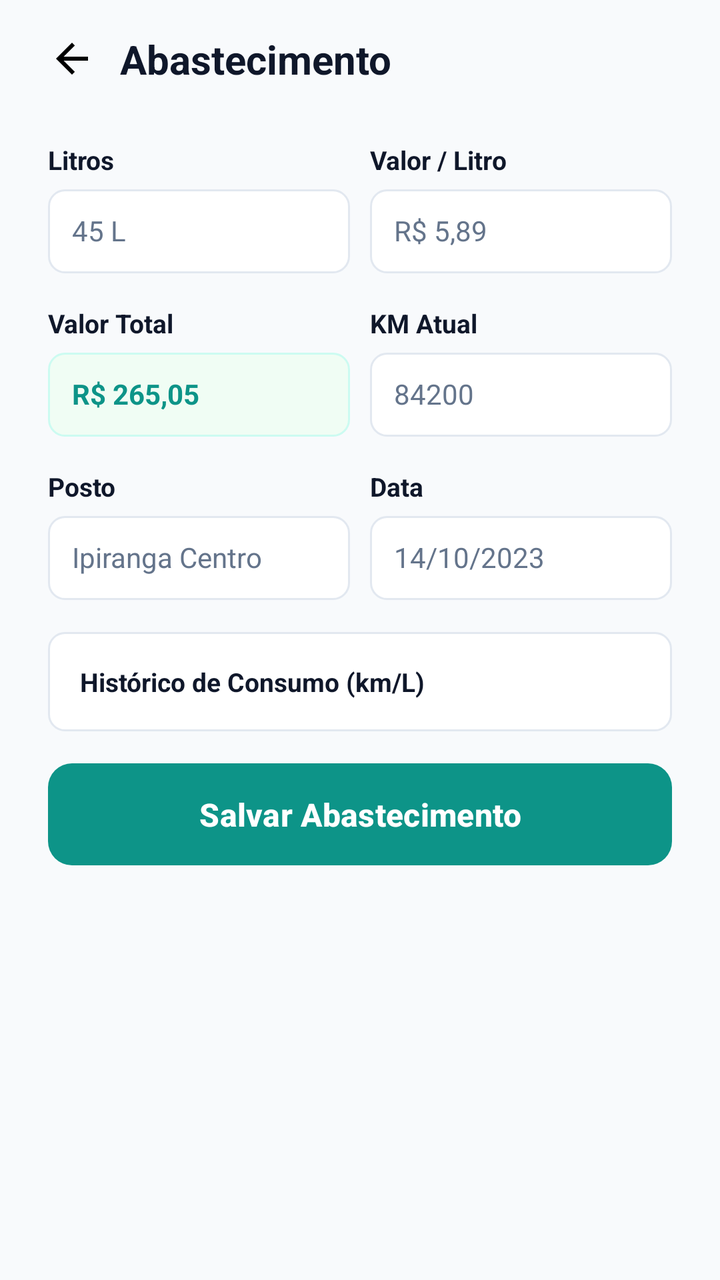
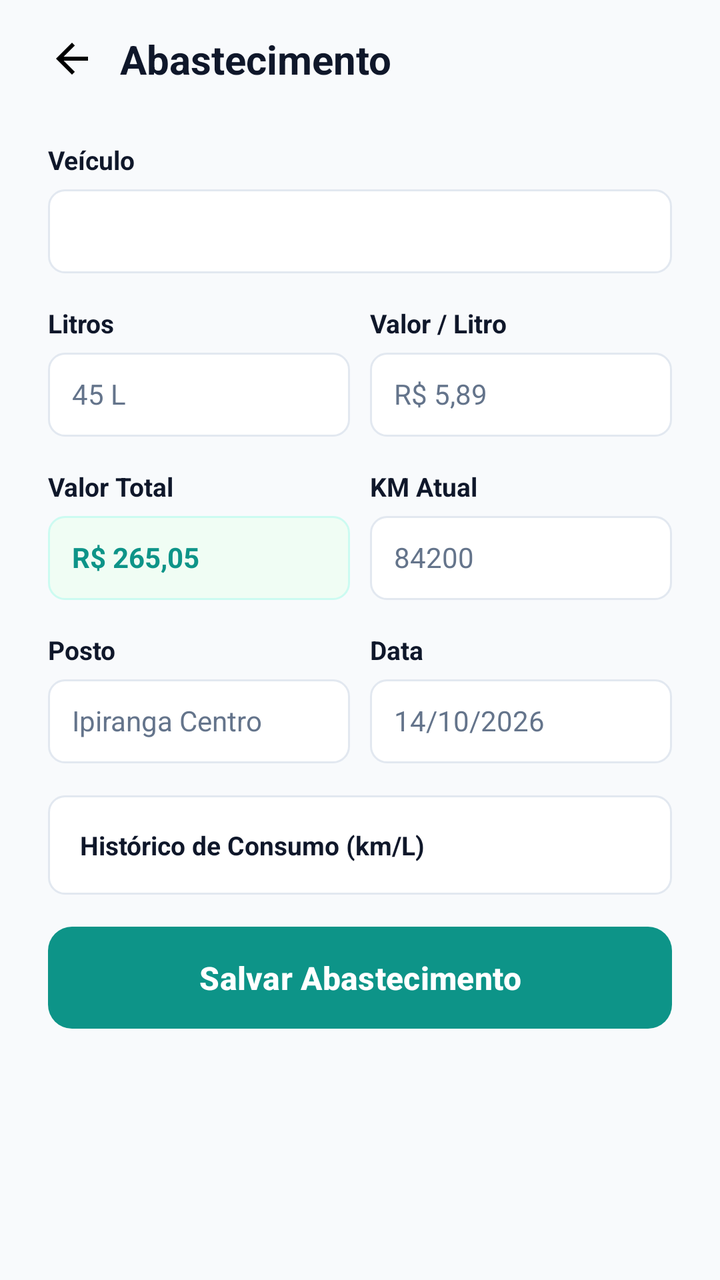

Before-and-after screenshots of an Android layout around one commit, followed by the original layout XML and the change that was made.
<!-- AndroidManifest.xml: application theme Theme.Virabraking -->
<!-- res/layout/activity_abastecimento.xml -->
<?xml version="1.0" encoding="utf-8"?>
<androidx.constraintlayout.widget.ConstraintLayout xmlns:android="http://schemas.android.com/apk/res/android"
    xmlns:tools="http://schemas.android.com/tools"
    android:layout_width="match_parent"
    android:layout_height="match_parent"
    android:paddingHorizontal="24dp"
    android:background="#f8fafc"
    tools:context=".Abastecimento">

    <LinearLayout
        android:layout_width="match_parent"
        android:layout_height="match_parent"
        android:orientation="vertical">

        <LinearLayout
            android:layout_width="match_parent"
            android:layout_height="wrap_content"
            android:gravity="center_vertical"
            android:paddingVertical="16dp">

            <ImageButton
                android:id="@+id/iBtnVoltar"
                android:layout_width="wrap_content"
                android:layout_height="wrap_content"
                android:src="@drawable/vetor_seta_voltar"
                android:background="#f8fafc"
                android:layout_marginRight="12dp"
                android:padding="0dp" />

            <TextView
                android:layout_width="match_parent"
                android:layout_height="wrap_content"
                android:text="Abastecimento"
                android:textStyle="bold"
                android:textColor="#0F172A"
                android:textSize="20sp" />
        </LinearLayout>

        <LinearLayout
            android:layout_width="match_parent"
            android:layout_height="match_parent"
            android:paddingVertical="12dp"
            android:orientation="vertical">

            <LinearLayout
                android:layout_width="match_parent"
                android:layout_height="wrap_content"
                android:divider="@drawable/gap"
                android:layout_marginBottom="16dp"
                android:showDividers="middle">

                <LinearLayout
                    android:layout_width="match_parent"
                    android:layout_height="wrap_content"
                    android:orientation="vertical"
                    android:layout_weight="1" >

                    <TextView
                        android:layout_width="match_parent"
                        android:layout_height="wrap_content"
                        android:layout_marginBottom="6dp"
                        android:text="Litros"
                        android:textColor="#0F172A"
                        android:textSize="13sp"
                        android:textStyle="bold" />

                    <EditText
                        android:layout_width="match_parent"
                        android:background="@drawable/bg_branco_arredondado_com_borda"
                        android:hint="45 L"
                        android:textColorHint="#64748b"
                        android:textColor="#0F172A"
                        android:padding="12dp"
                        android:textSize="14sp"
                        android:layout_height="42dp" />
                </LinearLayout>

                <LinearLayout
                    android:layout_width="match_parent"
                    android:layout_height="wrap_content"
                    android:orientation="vertical"
                    android:layout_weight="1" >

                    <TextView
                        android:layout_width="match_parent"
                        android:layout_height="wrap_content"
                        android:layout_marginBottom="6dp"
                        android:text="Valor / Litro"
                        android:textColor="#0F172A"
                        android:textSize="13sp"
                        android:textStyle="bold" />

                    <EditText
                        android:layout_width="match_parent"
                        android:background="@drawable/bg_branco_arredondado_com_borda"
                        android:textColorHint="#64748b"
                        android:hint="R$ 5,89"
                        android:textSize="14dp"
                        android:textColor="#0F172A"
                        android:padding="12dp"
                        android:layout_height="42dp" />
                </LinearLayout>
            </LinearLayout>

            <LinearLayout
                android:layout_width="match_parent"
                android:layout_height="wrap_content"
                android:divider="@drawable/gap"
                android:layout_marginBottom="16dp"
                android:showDividers="middle">

                <LinearLayout
                    android:layout_width="match_parent"
                    android:layout_height="wrap_content"
                    android:orientation="vertical"
                    android:layout_weight="1" >

                    <TextView
                        android:layout_width="match_parent"
                        android:layout_height="wrap_content"
                        android:layout_marginBottom="6dp"
                        android:text="Valor Total"
                        android:textColor="#0F172A"
                        android:textSize="13sp"
                        android:textStyle="bold" />

                    <EditText
                        android:layout_width="match_parent"
                        android:background="@drawable/bg_verde_claro_arredondado_com_borda"
                        android:hint="R$ 265,05"
                        android:textColorHint="#0d9488"
                        android:textColor="#0d9488"
                        android:padding="12dp"
                        android:textSize="14sp"
                        android:inputType="date"
                        android:textStyle="bold"
                        android:layout_height="42dp" />
                </LinearLayout>

                <LinearLayout
                    android:layout_width="match_parent"
                    android:layout_height="wrap_content"
                    android:orientation="vertical"
                    android:layout_weight="1" >

                    <TextView
                        android:layout_width="match_parent"
                        android:layout_height="wrap_content"
                        android:layout_marginBottom="6dp"
                        android:text="KM Atual"
                        android:textColor="#0F172A"
                        android:textSize="13sp"
                        android:textStyle="bold" />

                    <EditText
                        android:layout_width="match_parent"
                        android:background="@drawable/bg_branco_arredondado_com_borda"
                        android:textColorHint="#64748b"
                        android:hint="84200"
                        android:textSize="14dp"
                        android:textColor="#0F172A"
                        android:padding="12dp"
                        android:layout_height="42dp" />
                </LinearLayout>
            </LinearLayout>

            <LinearLayout
                android:layout_width="match_parent"
                android:layout_height="wrap_content"
                android:divider="@drawable/gap"
                android:layout_marginBottom="16dp"
                android:showDividers="middle">

                <LinearLayout
                    android:layout_width="match_parent"
                    android:layout_height="wrap_content"
                    android:orientation="vertical"
                    android:layout_weight="1" >

                    <TextView
                        android:layout_width="match_parent"
                        android:layout_height="wrap_content"
                        android:layout_marginBottom="6dp"
                        android:text="Posto"
                        android:textColor="#0F172A"
                        android:textSize="13sp"
                        android:textStyle="bold" />

                    <EditText
                        android:layout_width="match_parent"
                        android:background="@drawable/bg_branco_arredondado_com_borda"
                        android:hint="Ipiranga Centro"
                        android:textColorHint="#64748b"
                        android:textColor="#0F172A"
                        android:padding="12dp"
                        android:textSize="14sp"
                        android:inputType="date"
                        android:layout_height="42dp" />
                </LinearLayout>

                <LinearLayout
                    android:layout_width="match_parent"
                    android:layout_height="wrap_content"
                    android:orientation="vertical"
                    android:layout_weight="1" >

                    <TextView
                        android:layout_width="match_parent"
                        android:layout_height="wrap_content"
                        android:layout_marginBottom="6dp"
                        android:text="Data"
                        android:textColor="#0F172A"
                        android:textSize="13sp"
                        android:textStyle="bold" />

                    <EditText
                        android:layout_width="match_parent"
                        android:background="@drawable/bg_branco_arredondado_com_borda"
                        android:textColorHint="#64748b"
                        android:hint="14/10/2023"
                        android:textSize="14dp"
                        android:textColor="#0F172A"
                        android:padding="12dp"
                        android:inputType="date"
                        android:layout_height="42dp" />
                </LinearLayout>
            </LinearLayout>

            <LinearLayout
                android:layout_width="match_parent"
                android:layout_height="wrap_content"
                android:layout_marginBottom="16dp"
                android:padding="16dp"
                android:background="@drawable/bg_branco_arredondado_com_borda">

                <TextView
                    android:layout_width="match_parent"
                    android:layout_height="wrap_content"
                    android:text="Histórico de Consumo (km/L)"
                    android:textStyle="bold"
                    android:textColor="#0f172a"
                    android:textSize="13sp" />
            </LinearLayout>

            <Button
                android:layout_width="match_parent"
                android:layout_height="51dp"
                android:background="@drawable/btn_borda_arredondada"
                android:text="Salvar Abastecimento"
                android:textSize="16sp"
                android:textStyle="bold"
                android:textColor="#ffffff" />
        </LinearLayout>
    </LinearLayout>
</androidx.constraintlayout.widget.ConstraintLayout>
<!-- resources referenced by this layout -->
<resources>
  <!-- drawable bg_branco_arredondado_com_borda (drawable) -->
  <?xml version="1.0" encoding="utf-8"?>
  <shape xmlns:android="http://schemas.android.com/apk/res/android"
      android:shape="rectangle">
  
      <solid android:color="#ffffff" />
      <stroke
          android:width="1dp"
          android:color="#e2e8f0" />
  
      <corners android:radius="8dp" />
  
  </shape>
  <!-- drawable bg_verde_claro_arredondado_com_borda (drawable) -->
  <?xml version="1.0" encoding="utf-8"?>
  <shape xmlns:android="http://schemas.android.com/apk/res/android"
      android:shape="rectangle">
  
      <solid android:color="#f0fdf4" />
      <stroke
          android:width="1dp"
          android:color="#ccfbf1" />
  
      <corners android:radius="8dp" />
  
  </shape>
  <!-- drawable btn_borda_arredondada (drawable) -->
  <?xml version="1.0" encoding="utf-8"?>
  <shape xmlns:android="http://schemas.android.com/apk/res/android">
  
      <corners android:radius="12dp" />
  </shape>
  <!-- drawable gap (drawable) -->
  <?xml version="1.0" encoding="utf-8"?>
  <shape xmlns:android="http://schemas.android.com/apk/res/android">
      <size android:height="10dp" android:width="10dp" />
      <solid android:color="@android:color/transparent" />
  </shape>
  <!-- drawable vetor_seta_voltar (drawable) -->
  <vector android:autoMirrored="true" android:height="24dp"
      android:tint="#000000" android:viewportHeight="24"
      android:viewportWidth="24" android:width="24dp" xmlns:android="http://schemas.android.com/apk/res/android">
      <path android:fillColor="@android:color/white" android:pathData="M20,11H7.83l5.59,-5.59L12,4l-8,8 8,8 1.41,-1.41L7.83,13H20v-2z"/>
  </vector>
  <style name="Theme.Virabraking" parent="Base.Theme.Virabraking" />
  <style name="Base.Theme.Virabraking" parent="Theme.Material3.DayNight.NoActionBar">
          
          <item name="colorPrimary">#0d9488</item>
      </style>
</resources>

<!-- the commit's change to res/layout/activity_abastecimento.xml (unified diff, before → after) -->
@@ -1,17 +1,19 @@
 <?xml version="1.0" encoding="utf-8"?>
-<androidx.constraintlayout.widget.ConstraintLayout xmlns:android="http://schemas.android.com/apk/res/android"
+<ScrollView xmlns:android="http://schemas.android.com/apk/res/android"
     xmlns:tools="http://schemas.android.com/tools"
     android:layout_width="match_parent"
     android:layout_height="match_parent"
+    android:background="#f8fafc"
+    android:fillViewport="true"
     android:paddingHorizontal="24dp"
-    android:background="#f8fafc"
     tools:context=".Abastecimento">
 
     <LinearLayout
         android:layout_width="match_parent"
-        android:layout_height="match_parent"
+        android:layout_height="wrap_content"
         android:orientation="vertical">
 
+        
         <LinearLayout
             android:layout_width="match_parent"
             android:layout_height="wrap_content"
@@ -22,38 +24,59 @@
                 android:id="@+id/iBtnVoltar"
                 android:layout_width="wrap_content"
                 android:layout_height="wrap_content"
-                android:src="@drawable/vetor_seta_voltar"
+                android:layout_marginRight="12dp"
                 android:background="#f8fafc"
-                android:layout_marginRight="12dp"
-                android:padding="0dp" />
+                android:padding="0dp"
+                android:src="@drawable/vetor_seta_voltar" />
 
             <TextView
-                android:layout_width="match_parent"
-                android:layout_height="wrap_content"
+                android:layout_width="0dp"
+                android:layout_height="wrap_content"
+                android:layout_weight="1"
                 android:text="Abastecimento"
-                android:textStyle="bold"
                 android:textColor="#0F172A"
-                android:textSize="20sp" />
+                android:textSize="20sp"
+                android:textStyle="bold" />
         </LinearLayout>
 
         <LinearLayout
             android:layout_width="match_parent"
-            android:layout_height="match_parent"
-            android:paddingVertical="12dp"
-            android:orientation="vertical">
-
-            <LinearLayout
-                android:layout_width="match_parent"
-                android:layout_height="wrap_content"
+            android:layout_height="wrap_content"
+            android:orientation="vertical"
+            android:paddingVertical="12dp">
+
+            
+            <TextView
+                android:layout_width="match_parent"
+                android:layout_height="wrap_content"
+                android:layout_marginBottom="6dp"
+                android:text="Veículo"
+                android:textColor="#0F172A"
+                android:textSize="13sp"
+                android:textStyle="bold" />
+
+            <Spinner
+                android:id="@+id/spVeiculo"
+                android:layout_width="match_parent"
+                android:layout_height="42dp"
+                android:layout_marginBottom="16dp"
+                android:background="@drawable/bg_branco_arredondado_com_borda"
+                android:paddingHorizontal="4dp" />
+
+            
+            <LinearLayout
+                android:layout_width="match_parent"
+                android:layout_height="wrap_content"
+                android:layout_marginBottom="16dp"
                 android:divider="@drawable/gap"
-                android:layout_marginBottom="16dp"
+                android:orientation="horizontal"
                 android:showDividers="middle">
 
                 <LinearLayout
-                    android:layout_width="match_parent"
-                    android:layout_height="wrap_content"
-                    android:orientation="vertical"
-                    android:layout_weight="1" >
+                    android:layout_width="0dp"
+                    android:layout_height="wrap_content"
+                    android:layout_weight="1"
+                    android:orientation="vertical">
 
                     <TextView
                         android:layout_width="match_parent"
@@ -65,117 +88,131 @@
                         android:textStyle="bold" />
 
                     <EditText
-                        android:layout_width="match_parent"
-                        android:background="@drawable/bg_branco_arredondado_com_borda"
+                        android:id="@+id/etLitros"
+                        android:layout_width="match_parent"
+                        android:layout_height="42dp"
+                        android:background="@drawable/bg_branco_arredondado_com_borda"
+                        android:digits="0123456789.,"
                         android:hint="45 L"
-                        android:textColorHint="#64748b"
-                        android:textColor="#0F172A"
-                        android:padding="12dp"
+                        android:inputType="numberDecimal"
+                        android:padding="12dp"
+                        android:textColor="#0F172A"
+                        android:textColorHint="#64748b"
+                        android:textSize="14sp" />
+                </LinearLayout>
+
+                <LinearLayout
+                    android:layout_width="0dp"
+                    android:layout_height="wrap_content"
+                    android:layout_weight="1"
+                    android:orientation="vertical">
+
+                    <TextView
+                        android:layout_width="match_parent"
+                        android:layout_height="wrap_content"
+                        android:layout_marginBottom="6dp"
+                        android:text="Valor / Litro"
+                        android:textColor="#0F172A"
+                        android:textSize="13sp"
+                        android:textStyle="bold" />
+
+                    <EditText
+                        android:id="@+id/etValorLitro"
+                        android:layout_width="match_parent"
+                        android:layout_height="42dp"
+                        android:background="@drawable/bg_branco_arredondado_com_borda"
+                        android:digits="0123456789.,"
+                        android:hint="R$ 5,89"
+                        android:inputType="numberDecimal"
+                        android:padding="12dp"
+                        android:textColor="#0F172A"
+                        android:textColorHint="#64748b"
+                        android:textSize="14sp" />
+                </LinearLayout>
+            </LinearLayout>
+
+            
+            <LinearLayout
+                android:layout_width="match_parent"
+                android:layout_height="wrap_content"
+                android:layout_marginBottom="16dp"
+                android:divider="@drawable/gap"
+                android:orientation="horizontal"
+                android:showDividers="middle">
+
+                <LinearLayout
+                    android:layout_width="0dp"
+                    android:layout_height="wrap_content"
+                    android:layout_weight="1"
+                    android:orientation="vertical">
+
+                    <TextView
+                        android:layout_width="match_parent"
+                        android:layout_height="wrap_content"
+                        android:layout_marginBottom="6dp"
+                        android:text="Valor Total"
+                        android:textColor="#0F172A"
+                        android:textSize="13sp"
+                        android:textStyle="bold" />
+
+                    <EditText
+                        android:id="@+id/etValorTotal"
+                        android:layout_width="match_parent"
+                        android:layout_height="42dp"
+                        android:background="@drawable/bg_verde_claro_arredondado_com_borda"
+                        android:digits="0123456789.,"
+                        android:hint="R$ 265,05"
+                        android:inputType="numberDecimal"
+                        android:padding="12dp"
+                        android:textColor="#0d9488"
+                        android:textColorHint="#0d9488"
                         android:textSize="14sp"
-                        android:layout_height="42dp" />
-                </LinearLayout>
-
-                <LinearLayout
-                    android:layout_width="match_parent"
-                    android:layout_height="wrap_content"
-                    android:orientation="vertical"
-                    android:layout_weight="1" >
-
-                    <TextView
-                        android:layout_width="match_parent"
-                        android:layout_height="wrap_content"
-                        android:layout_marginBottom="6dp"
-                        android:text="Valor / Litro"
-                        android:textColor="#0F172A"
-                        android:textSize="13sp"
-                        android:textStyle="bold" />
-
-                    <EditText
-                        android:layout_width="match_parent"
-                        android:background="@drawable/bg_branco_arredondado_com_borda"
-                        android:textColorHint="#64748b"
-                        android:hint="R$ 5,89"
-                        android:textSize="14dp"
-                        android:textColor="#0F172A"
-                        android:padding="12dp"
-                        android:layout_height="42dp" />
-                </LinearLayout>
-            </LinearLayout>
-
-            <LinearLayout
-                android:layout_width="match_parent"
-                android:layout_height="wrap_content"
+                        android:textStyle="bold" />
+                </LinearLayout>
+
+                <LinearLayout
+                    android:layout_width="0dp"
+                    android:layout_height="wrap_content"
+                    android:layout_weight="1"
+                    android:orientation="vertical">
+
+                    <TextView
+                        android:layout_width="match_parent"
+                        android:layout_height="wrap_content"
+                        android:layout_marginBottom="6dp"
+                        android:text="KM Atual"
+                        android:textColor="#0F172A"
+                        android:textSize="13sp"
+                        android:textStyle="bold" />
+
+                    <EditText
+                        android:id="@+id/etKm"
+                        android:layout_width="match_parent"
+                        android:layout_height="42dp"
+                        android:background="@drawable/bg_branco_arredondado_com_borda"
+                        android:hint="84200"
+                        android:inputType="number"
+                        android:padding="12dp"
+                        android:textColor="#0F172A"
+                        android:textColorHint="#64748b"
+                        android:textSize="14sp" />
+                </LinearLayout>
+            </LinearLayout>
+
+            
+            <LinearLayout
+                android:layout_width="match_parent"
+                android:layout_height="wrap_content"
+                android:layout_marginBottom="16dp"
                 android:divider="@drawable/gap"
-                android:layout_marginBottom="16dp"
+                android:orientation="horizontal"
                 android:showDividers="middle">
 
                 <LinearLayout
-                    android:layout_width="match_parent"
-                    android:layout_height="wrap_content"
-                    android:orientation="vertical"
-                    android:layout_weight="1" >
-
-                    <TextView
-                        android:layout_width="match_parent"
-                        android:layout_height="wrap_content"
-                        android:layout_marginBottom="6dp"
-                        android:text="Valor Total"
-                        android:textColor="#0F172A"
-                        android:textSize="13sp"
-                        android:textStyle="bold" />
-
-                    <EditText
-                        android:layout_width="match_parent"
-                        android:background="@drawable/bg_verde_claro_arredondado_com_borda"
-                        android:hint="R$ 265,05"
-                        android:textColorHint="#0d9488"
-                        android:textColor="#0d9488"
-                        android:padding="12dp"
-                        android:textSize="14sp"
-                        android:inputType="date"
-                        android:textStyle="bold"
-                        android:layout_height="42dp" />
-                </LinearLayout>
-
-                <LinearLayout
-                    android:layout_width="match_parent"
-                    android:layout_height="wrap_content"
-                    android:orientation="vertical"
-                    android:layout_weight="1" >
-
-                    <TextView
-                        android:layout_width="match_parent"
-                        android:layout_height="wrap_content"
-                        android:layout_marginBottom="6dp"
-                        android:text="KM Atual"
-                        android:textColor="#0F172A"
-                        android:textSize="13sp"
-                        android:textStyle="bold" />
-
-                    <EditText
-                        android:layout_width="match_parent"
-                        android:background="@drawable/bg_branco_arredondado_com_borda"
-                        android:textColorHint="#64748b"
-                        android:hint="84200"
-                        android:textSize="14dp"
-                        android:textColor="#0F172A"
-                        android:padding="12dp"
-                        android:layout_height="42dp" />
-                </LinearLayout>
-            </LinearLayout>
-
-            <LinearLayout
-                android:layout_width="match_parent"
-                android:layout_height="wrap_content"
-                android:divider="@drawable/gap"
-                android:layout_marginBottom="16dp"
-                android:showDividers="middle">
-
-                <LinearLayout
-                    android:layout_width="match_parent"
-                    android:layout_height="wrap_content"
-                    android:orientation="vertical"
-                    android:layout_weight="1" >
+                    android:layout_width="0dp"
+                    android:layout_height="wrap_content"
+                    android:layout_weight="1"
+                    android:orientation="vertical">
 
                     <TextView
                         android:layout_width="match_parent"
@@ -187,22 +224,23 @@
                         android:textStyle="bold" />
 
                     <EditText
-                        android:layout_width="match_parent"
+                        android:id="@+id/etPosto"
+                        android:layout_width="match_parent"
+                        android:layout_height="42dp"
                         android:background="@drawable/bg_branco_arredondado_com_borda"
                         android:hint="Ipiranga Centro"
-                        android:textColorHint="#64748b"
-                        android:textColor="#0F172A"
-                        android:padding="12dp"
-                        android:textSize="14sp"
-                        android:inputType="date"
-                        android:layout_height="42dp" />
-                </LinearLayout>
-
-                <LinearLayout
-                    android:layout_width="match_parent"
-                    android:layout_height="wrap_content"
-                    android:orientation="vertical"
-                    android:layout_weight="1" >
+                        android:inputType="textCapWords"
+                        android:padding="12dp"
+                        android:textColor="#0F172A"
+                        android:textColorHint="#64748b"
+                        android:textSize="14sp" />
+                </LinearLayout>
+
+                <LinearLayout
+                    android:layout_width="0dp"
+                    android:layout_height="wrap_content"
+                    android:layout_weight="1"
+                    android:orientation="vertical">
 
                     <TextView
                         android:layout_width="match_parent"
@@ -214,42 +252,47 @@
                         android:textStyle="bold" />
 
                     <EditText
-                        android:layout_width="match_parent"
-                        android:background="@drawable/bg_branco_arredondado_com_borda"
-                        android:textColorHint="#64748b"
-                        android:hint="14/10/2023"
-                        android:textSize="14dp"
-                        android:textColor="#0F172A"
-                        android:padding="12dp"
-                        android:inputType="date"
-                        android:layout_height="42dp" />
-                </LinearLayout>
-            </LinearLayout>
-
-            <LinearLayout
-                android:layout_width="match_parent"
-                android:layout_height="wrap_content"
-                android:layout_marginBottom="16dp"
-                android:padding="16dp"
-                android:background="@drawable/bg_branco_arredondado_com_borda">
+                        android:id="@+id/etData"
+                        android:layout_width="match_parent"
+                        android:layout_height="42dp"
+                        android:background="@drawable/bg_branco_arredondado_com_borda"
+                        android:clickable="true"
+                        android:focusable="false"
+                        android:hint="14/10/2026"
+                        android:inputType="none"
+                        android:padding="12dp"
+                        android:textColor="#0F172A"
+                        android:textColorHint="#64748b"
+                        android:textSize="14sp" />
+                </LinearLayout>
+            </LinearLayout>
+
+            
+            <LinearLayout
+                android:layout_width="match_parent"
+                android:layout_height="wrap_content"
+                android:layout_marginBottom="16dp"
+                android:background="@drawable/bg_branco_arredondado_com_borda"
+                android:padding="16dp">
 
                 <TextView
                     android:layout_width="match_parent"
                     android:layout_height="wrap_content"
                     android:text="Histórico de Consumo (km/L)"
-                    android:textStyle="bold"
                     android:textColor="#0f172a"
-                    android:textSize="13sp" />
+                    android:textSize="13sp"
+                    android:textStyle="bold" />
             </LinearLayout>
 
             <Button
+                android:id="@+id/btnSalvarAbastecimento"
                 android:layout_width="match_parent"
                 android:layout_height="51dp"
                 android:background="@drawable/btn_borda_arredondada"
                 android:text="Salvar Abastecimento"
+                android:textColor="#ffffff"
                 android:textSize="16sp"
-                android:textStyle="bold"
-                android:textColor="#ffffff" />
+                android:textStyle="bold" />
         </LinearLayout>
     </LinearLayout>
-</androidx.constraintlayout.widget.ConstraintLayout>
+</ScrollView>
